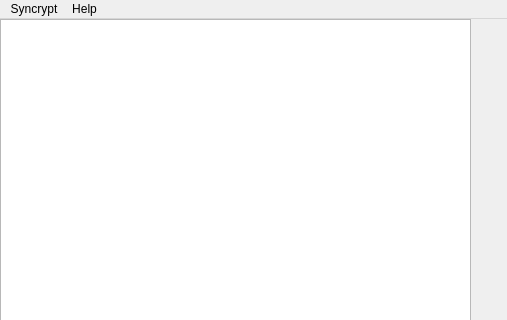
The window that syncrypt/gui/main.ui (syncrypt/client) describes before a commit, drawn with Qt 5; both pictures show x 0 to 507 and y 0 to 320 of the 507 by 511 pixel window.
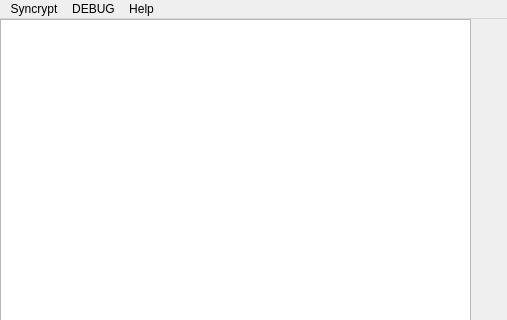
The same window after the commit.

Commit message: Add pull/push menu items

Diff of the .ui file:
```diff
--- a/syncrypt/gui/main.ui
+++ b/syncrypt/gui/main.ui
@@ -60,7 +60,15 @@
     <addaction name="actionFeedback_senden"/>
     <addaction name="action_ber"/>
    </widget>
+   <widget class="QMenu" name="menuDEBUG">
+    <property name="title">
+     <string>DEBUG</string>
+    </property>
+    <addaction name="actionDebugPullAll"/>
+    <addaction name="actionDebugPushAll"/>
+   </widget>
    <addaction name="menuHilfe"/>
+   <addaction name="menuDEBUG"/>
    <addaction name="menuHilfe_2"/>
   </widget>
   <widget class="QStatusBar" name="statusbar"/>
```
Left out of the diff: 10 changed lines with no effect on the pictures. The commit also changes 4 other files.
